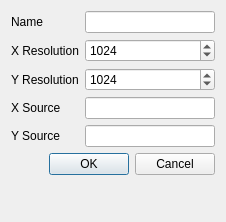
First picture: the form in hist2ddialog.ui, repository flueke/mvme, before the edit.
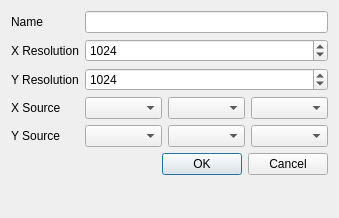
Second picture: the form after the edit.

Commit message: wip: hist2ddialog; better module config dialog

Patch:
```diff
--- a/hist2ddialog.ui
+++ b/hist2ddialog.ui
@@ -6,8 +6,8 @@
    <rect>
     <x>0</x>
     <y>0</y>
-    <width>226</width>
-    <height>222</height>
+    <width>339</width>
+    <height>218</height>
    </rect>
   </property>
   <property name="windowTitle">
@@ -72,7 +72,17 @@
     </widget>
    </item>
    <item row="3" column="1">
-    <widget class="QLineEdit" name="le_xSource"/>
+    <layout class="QHBoxLayout" name="horizontalLayout">
+     <item>
+      <widget class="QComboBox" name="eventX"/>
+     </item>
+     <item>
+      <widget class="QComboBox" name="moduleX"/>
+     </item>
+     <item>
+      <widget class="QComboBox" name="channelX"/>
+     </item>
+    </layout>
    </item>
    <item row="4" column="0">
     <widget class="QLabel" name="label_5">
@@ -82,7 +92,17 @@
     </widget>
    </item>
    <item row="4" column="1">
-    <widget class="QLineEdit" name="le_ySource"/>
+    <layout class="QHBoxLayout" name="horizontalLayout_2">
+     <item>
+      <widget class="QComboBox" name="eventY"/>
+     </item>
+     <item>
+      <widget class="QComboBox" name="moduleY"/>
+     </item>
+     <item>
+      <widget class="QComboBox" name="channelY"/>
+     </item>
+    </layout>
    </item>
    <item row="5" column="0" colspan="2">
     <widget class="QDialogButtonBox" name="buttonBox">
```
The commit also changes 11 other files.
